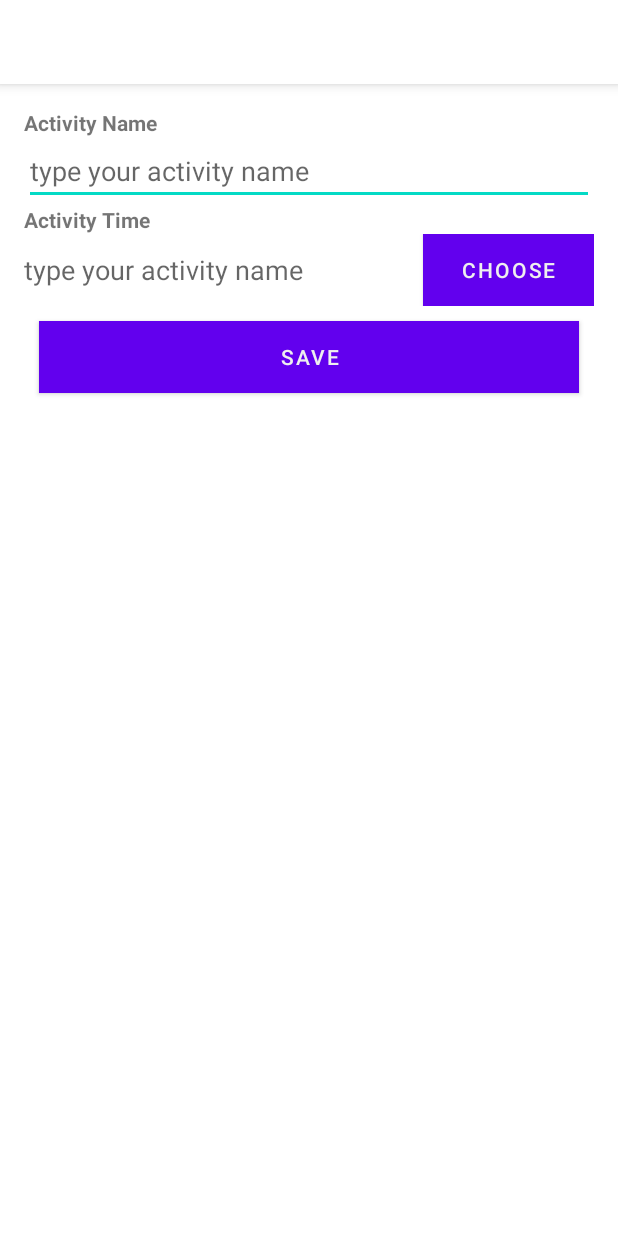
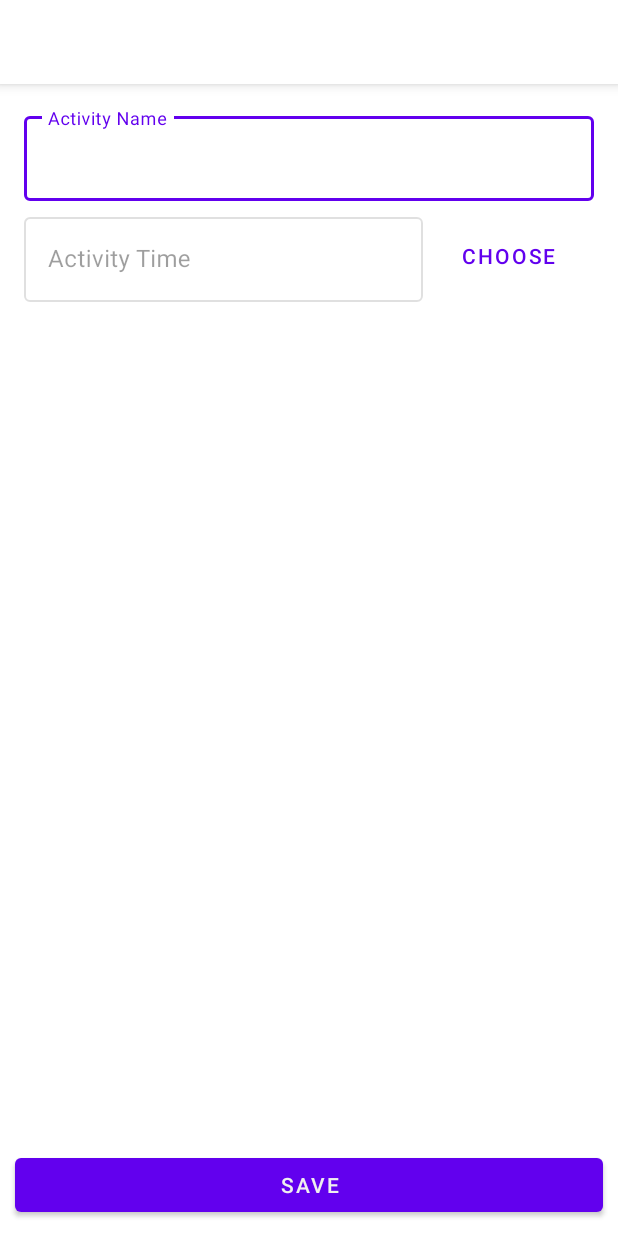
Before and after one commit to billbull21/KaiZen-App, an Android app: the layout activity_form_add.xml on its own in the app's theme, with its tools: preview values and no code run, on a phone screen of 412 x 824 dp. Run offline under Robolectric (Android 15) with nearby library versions, the phone set to English and light mode, and no system bars.

Commit message:
use material view

```diff
--- a/app/src/main/res/layout-v21/main_toolbar.xml
+++ b/app/src/main/res/layout-v21/main_toolbar.xml
@@ -4,6 +4,6 @@
     xmlns:android="http://schemas.android.com/apk/res/android"
     android:layout_width="match_parent"
     android:layout_height="?actionBarSize"
-    android:background="@android:color/white"
-    android:elevation="5dp">
+    android:elevation="5dp"
+    style="@style/Widget.MaterialComponents.Toolbar.Surface">
 </com.google.android.material.appbar.MaterialToolbar>
--- a/app/src/main/res/layout/activity_form_add.xml
+++ b/app/src/main/res/layout/activity_form_add.xml
@@ -1,19 +1,24 @@
 <?xml version="1.0" encoding="utf-8"?>
-<ScrollView xmlns:android="http://schemas.android.com/apk/res/android"
+<RelativeLayout xmlns:android="http://schemas.android.com/apk/res/android"
     xmlns:tools="http://schemas.android.com/tools"
     android:layout_width="match_parent"
     android:layout_height="match_parent"
+    xmlns:app="http://schemas.android.com/apk/res-auto"
     android:fitsSystemWindows="true"
     tools:context=".view.activity.FormAddActivity">
 
-    <LinearLayout
+    <include
+        android:id="@+id/includeToolbar"
+        android:layout_width="match_parent"
+        android:layout_height="wrap_content"
+        layout="@layout/main_toolbar"
+        android:layout_alignParentTop="true"/>
+
+    <ScrollView
+        android:layout_below="@id/includeToolbar"
         android:layout_width="match_parent"
         android:layout_height="wrap_content"
         android:orientation="vertical">
-
-        <include
-            android:id="@+id/includeToolbar"
-            layout="@layout/main_toolbar" />
 
         <LinearLayout
             android:layout_width="match_parent"
@@ -21,25 +26,24 @@
             android:orientation="vertical"
             android:padding="@dimen/main_margin">
 
-            <TextView
-                android:layout_width="match_parent"
-                android:layout_height="wrap_content"
-                android:text="Activity Name"
-                android:textStyle="bold" />
-
-            <EditText
+            <com.google.android.material.textfield.TextInputLayout
                 android:id="@+id/et_name"
                 android:layout_width="match_parent"
                 android:layout_height="wrap_content"
-                android:autofillHints=""
-                android:hint="type your activity name"
-                android:inputType="text" />
+                android:gravity="center"
+                android:hint="Activity Name"
+                style="@style/Widget.MaterialComponents.TextInputLayout.OutlinedBox">
 
-            <TextView
+                <com.google.android.material.textfield.TextInputEditText
+                    android:layout_width="match_parent"
+                    android:layout_height="wrap_content"
+                    />
+
+            </com.google.android.material.textfield.TextInputLayout>
+
+            <View
                 android:layout_width="match_parent"
-                android:layout_height="wrap_content"
-                android:text="Activity Time"
-                android:textStyle="bold" />
+                android:layout_height="5dp"/>
 
             <LinearLayout
                 android:layout_width="match_parent"
@@ -48,36 +52,39 @@
                 android:gravity="center"
                 android:orientation="horizontal">
 
-                <EditText
+                <com.google.android.material.textfield.TextInputLayout
                     android:id="@+id/et_time"
                     android:layout_width="0dp"
-                    android:layout_height="wrap_content"
+                    android:layout_height="match_parent"
                     android:layout_weight="0.7"
-                    android:hint="type your activity name"
-                    android:inputType="none"
+                    android:gravity="center"
+                    android:hint="Activity Time"
                     android:enabled="false"
-                    android:autofillHints=""
-                    android:background="@android:color/transparent"/>
+                    style="@style/Widget.MaterialComponents.TextInputLayout.OutlinedBox">
+
+                    <com.google.android.material.textfield.TextInputEditText
+                        android:layout_width="match_parent"
+                        android:layout_height="wrap_content"
+                        />
+
+                </com.google.android.material.textfield.TextInputLayout>
 
                 <com.google.android.material.button.MaterialButton
                     android:id="@+id/btn_selectTime"
                     android:layout_width="0dp"
-                    android:layout_height="wrap_content"
+                    android:layout_height="match_parent"
                     android:layout_weight="0.3"
-                    android:background="@color/purple_200"
-                    android:text="CHOOSE" />
+                    style="@style/Widget.MaterialComponents.Button.TextButton"
+                    android:text="CHOOSE"/>
             </LinearLayout>
-
-
-            <Button
-                android:id="@+id/btn_save"
-                android:layout_width="match_parent"
-                android:layout_height="wrap_content"
-                android:layout_margin="@dimen/second_margin"
-                android:background="@color/purple_500"
-                android:elevation="5dp"
-                android:text="SAVE" />
-
         </LinearLayout>
-    </LinearLayout>
-</ScrollView>
+    </ScrollView>
+    <Button
+        android:id="@+id/btn_save"
+        android:layout_width="match_parent"
+        android:layout_height="wrap_content"
+        android:layout_margin="@dimen/second_margin"
+        style="@style/Widget.MaterialComponents.Button"
+        android:layout_alignParentBottom="true"
+        android:text="SAVE" />
+</RelativeLayout>
--- a/app/src/main/res/layout/main_toolbar.xml
+++ b/app/src/main/res/layout/main_toolbar.xml
@@ -4,5 +4,5 @@
     xmlns:android="http://schemas.android.com/apk/res/android"
     android:layout_width="match_parent"
     android:layout_height="?actionBarSize"
-    android:background="@android:color/white">
+    style="@style/Widget.MaterialComponents.Toolbar.Surface">
 </com.google.android.material.appbar.MaterialToolbar>
```
Also changed, not shown: app/src/main/java/com/billbull/dev/android/kaizen/helper/FormValidation.kt (+18 -1 lines), app/src/main/java/com/billbull/dev/android/kaizen/view/activity/FormAddActivity.kt (+21 -5 lines), app/src/main/res/layout/activity_main.xml (+14 -0 lines).
